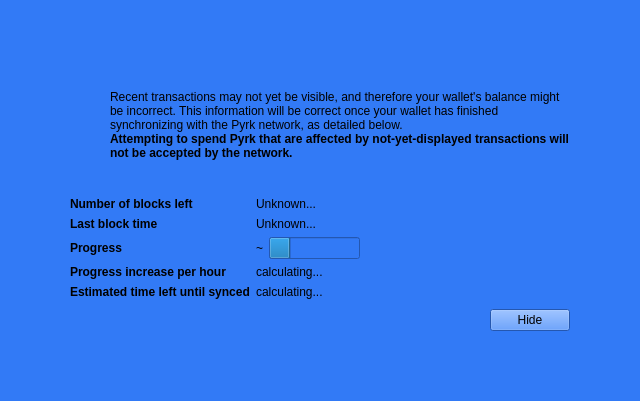
This is src/qt/forms/modaloverlay.ui in pyrkcommunity/pyrk as Qt 5 draws it before an edit. The edited form follows.
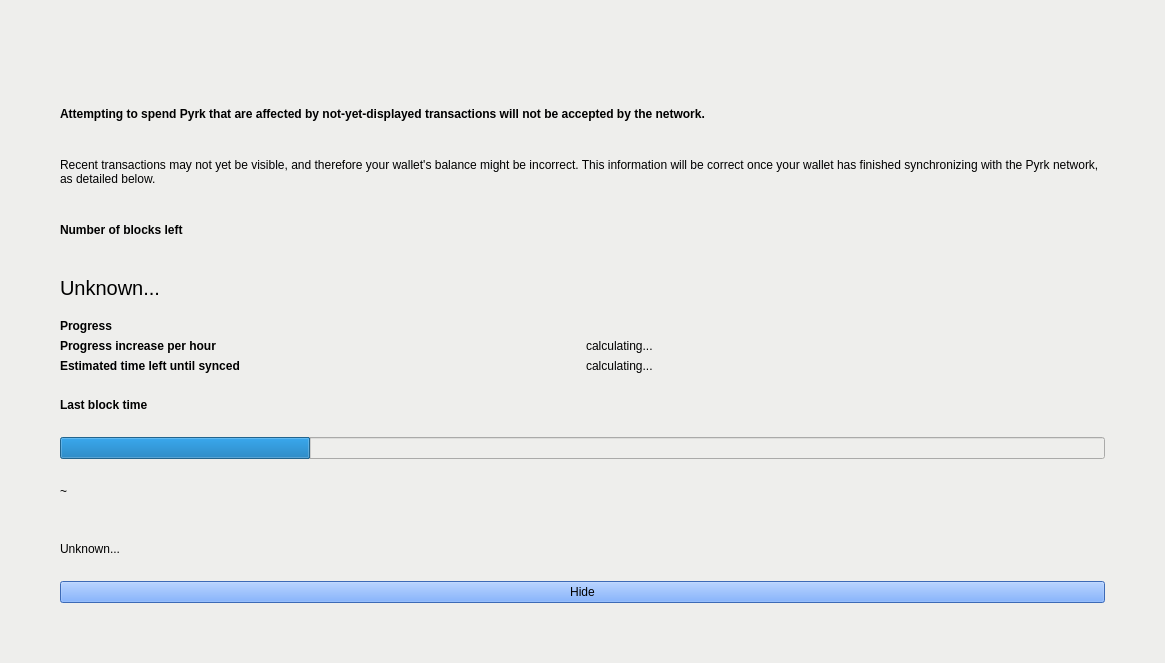
This is the edited form. Icons and pictures are not drawn. Custom widgets are drawn as their Qt base class.

```diff
--- a/src/qt/forms/modaloverlay.ui
+++ b/src/qt/forms/modaloverlay.ui
@@ -6,8 +6,8 @@
    <rect>
     <x>0</x>
     <y>0</y>
-    <width>640</width>
-    <height>401</height>
+    <width>1165</width>
+    <height>663</height>
    </rect>
   </property>
   <property name="windowTitle">
@@ -32,9 +32,9 @@
    <item>
     <widget class="QWidget" name="bgWidget" native="true">
      <property name="styleSheet">
-      <string notr="true">background-color: rgb(50, 122, 246);</string>
+      <string notr="true">background-color: rgb(238, 238, 236);</string>
      </property>
-     <layout class="QVBoxLayout" name="verticalLayoutMain" stretch="0">
+     <layout class="QVBoxLayout" name="verticalLayoutMain" stretch="0,0,0,0,0,0,0,0,0,0,0">
       <property name="leftMargin">
        <number>60</number>
       </property>
@@ -46,37 +46,6 @@
       </property>
       <property name="bottomMargin">
        <number>60</number>
-      </property>
-      <item>
-       <widget class="QWidget" name="contentWidget" native="true">
-        <property name="styleSheet">
-         <string notr="true"/>
-        </property>
-        <layout class="QVBoxLayout" name="verticalLayoutSub" stretch="1,0,0,0,0">
-         <property name="spacing">
-          <number>0</number>
-         </property>
-         <property name="leftMargin">
-          <number>10</number>
-         </property>
-         <property name="topMargin">
-          <number>10</number>
-         </property>
-         <property name="rightMargin">
-          <number>10</number>
-         </property>
-         <property name="bottomMargin">
-          <number>10</number>
-         </property>
-         <item>
-          <layout class="QHBoxLayout" name="horizontalLayoutIconText" stretch="0,1">
-           <property name="topMargin">
-            <number>20</number>
-           </property>
-           <item>
-            <layout class="QVBoxLayout" name="verticalLayoutIcon">
-             <property name="leftMargin">
-              <number>0</number>
              </property>
              <item>
               <widget class="QPushButton" name="warningIcon">
@@ -103,42 +72,6 @@
               </widget>
              </item>
              <item>
-              <spacer name="verticalSpacerWarningIcon">
-               <property name="orientation">
-                <enum>Qt::Vertical</enum>
-               </property>
-               <property name="sizeHint" stdset="0">
-                <size>
-                 <width>20</width>
-                 <height>40</height>
-                </size>
-               </property>
-              </spacer>
-             </item>
-            </layout>
-           </item>
-           <item>
-            <layout class="QVBoxLayout" name="verticalLayoutInfoText">
-             <property name="leftMargin">
-              <number>0</number>
-             </property>
-             <property name="topMargin">
-              <number>0</number>
-             </property>
-             <item>
-              <widget class="QLabel" name="infoText">
-               <property name="text">
-                <string>Recent transactions may not yet be visible, and therefore your wallet's balance might be incorrect. This information will be correct once your wallet has finished synchronizing with the Pyrk network, as detailed below.</string>
-               </property>
-               <property name="textFormat">
-                <enum>Qt::RichText</enum>
-               </property>
-               <property name="wordWrap">
-                <bool>true</bool>
-               </property>
-              </widget>
-             </item>
-             <item>
               <widget class="QLabel" name="infoTextStrong">
                <property name="font">
                 <font>
@@ -158,50 +91,19 @@
               </widget>
              </item>
              <item>
-              <spacer name="verticalSpacerInTextSpace">
-               <property name="orientation">
-                <enum>Qt::Vertical</enum>
-               </property>
-               <property name="sizeHint" stdset="0">
-                <size>
-                 <width>20</width>
-                 <height>40</height>
-                </size>
-               </property>
-              </spacer>
-             </item>
-            </layout>
-           </item>
-          </layout>
-         </item>
-         <item>
-          <spacer name="verticalSpacerAfterText">
-           <property name="orientation">
-            <enum>Qt::Vertical</enum>
-           </property>
-           <property name="sizeHint" stdset="0">
-            <size>
-             <width>20</width>
-             <height>40</height>
-            </size>
-           </property>
-          </spacer>
+       <widget class="QLabel" name="infoText">
+        <property name="text">
+         <string>Recent transactions may not yet be visible, and therefore your wallet's balance might be incorrect. This information will be correct once your wallet has finished synchronizing with the Pyrk network, as detailed below.</string>
+        </property>
+        <property name="textFormat">
+         <enum>Qt::RichText</enum>
+        </property>
+        <property name="wordWrap">
+         <bool>true</bool>
+        </property>
+       </widget>
          </item>
          <item>
-          <layout class="QFormLayout" name="formLayout">
-           <property name="fieldGrowthPolicy">
-            <enum>QFormLayout::FieldsStayAtSizeHint</enum>
-           </property>
-           <property name="horizontalSpacing">
-            <number>6</number>
-           </property>
-           <property name="verticalSpacing">
-            <number>6</number>
-           </property>
-           <property name="topMargin">
-            <number>10</number>
-           </property>
-           <item row="0" column="0">
             <widget class="QLabel" name="labelNumberOfBlocksLeft">
              <property name="font">
               <font>
@@ -214,39 +116,20 @@
              </property>
             </widget>
            </item>
-           <item row="0" column="1">
+      <item>
             <widget class="QLabel" name="numberOfBlocksLeft">
-             <property name="text">
-              <string>Unknown...</string>
-             </property>
-            </widget>
-           </item>
-           <item row="1" column="0">
-            <widget class="QLabel" name="labelLastBlockTime">
              <property name="font">
               <font>
-               <weight>75</weight>
-               <bold>true</bold>
+          <pointsize>15</pointsize>
               </font>
              </property>
              <property name="text">
-              <string>Last block time</string>
-             </property>
-            </widget>
-           </item>
-           <item row="1" column="1">
-            <widget class="QLabel" name="newestBlockDate">
-             <property name="sizePolicy">
-              <sizepolicy hsizetype="Maximum" vsizetype="Preferred">
-               <horstretch>0</horstretch>
-               <verstretch>0</verstretch>
-              </sizepolicy>
-             </property>
-             <property name="text">
               <string>Unknown...</string>
              </property>
             </widget>
            </item>
+      <item>
+       <layout class="QGridLayout" name="gridLayout">
            <item row="2" column="0">
             <widget class="QLabel" name="labelSyncDone">
              <property name="font">
@@ -260,28 +143,7 @@
              </property>
             </widget>
            </item>
-           <item row="2" column="1">
-            <layout class="QHBoxLayout" name="horizontalLayoutSync" stretch="0,1">
-             <item>
-              <widget class="QLabel" name="percentageProgress">
-               <property name="text">
-                <string notr="true">~</string>
-               </property>
-              </widget>
-             </item>
-             <item>
-              <widget class="QProgressBar" name="progressBar">
-               <property name="value">
-                <number>24</number>
-               </property>
-               <property name="format">
-                <string/>
-               </property>
-              </widget>
-             </item>
-            </layout>
-           </item>
-           <item row="4" column="0">
+        <item row="3" column="0">
             <widget class="QLabel" name="labelProgressIncrease">
              <property name="font">
               <font>
@@ -294,14 +156,14 @@
              </property>
             </widget>
            </item>
-           <item row="4" column="1">
+        <item row="3" column="1">
             <widget class="QLabel" name="progressIncreasePerH">
              <property name="text">
               <string>calculating...</string>
              </property>
             </widget>
            </item>
-           <item row="5" column="0">
+        <item row="4" column="0">
             <widget class="QLabel" name="labelEstimatedTimeLeft">
              <property name="font">
               <font>
@@ -314,7 +176,7 @@
              </property>
             </widget>
            </item>
-           <item row="5" column="1">
+        <item row="4" column="1">
             <widget class="QLabel" name="expectedTimeLeft">
              <property name="text">
               <string>calculating...</string>
@@ -324,56 +186,59 @@
           </layout>
          </item>
          <item>
-          <layout class="QHBoxLayout" name="horizontalLayoutButtons">
-           <property name="leftMargin">
-            <number>10</number>
-           </property>
-           <property name="topMargin">
-            <number>10</number>
-           </property>
+       <widget class="QLabel" name="labelLastBlockTime">
+        <property name="font">
+         <font>
+          <weight>75</weight>
+          <bold>true</bold>
+         </font>
+        </property>
+        <property name="text">
+         <string>Last block time</string>
+        </property>
+       </widget>
+      </item>
            <item>
-            <spacer name="horizontalSpacer">
-             <property name="orientation">
-              <enum>Qt::Horizontal</enum>
-             </property>
-             <property name="sizeHint" stdset="0">
-              <size>
-               <width>40</width>
-               <height>20</height>
-              </size>
-             </property>
-            </spacer>
+       <widget class="QProgressBar" name="progressBar">
+        <property name="value">
+         <number>24</number>
+        </property>
+        <property name="format">
+         <string/>
+        </property>
+       </widget>
+      </item>
+      <item>
+       <widget class="QLabel" name="percentageProgress">
+        <property name="text">
+         <string notr="true">~</string>
+        </property>
+       </widget>
+      </item>
+      <item>
+       <widget class="QLabel" name="newestBlockDate">
+        <property name="sizePolicy">
+         <sizepolicy hsizetype="Maximum" vsizetype="Preferred">
+          <horstretch>0</horstretch>
+          <verstretch>0</verstretch>
+         </sizepolicy>
+        </property>
+        <property name="text">
+         <string>Unknown...</string>
+        </property>
+       </widget>
            </item>
            <item>
             <widget class="QPushButton" name="closeButton">
+        <property name="styleSheet">
+         <string notr="true">background-color: rgb(86, 148, 255);</string>
+        </property>
              <property name="text">
               <string>Hide</string>
              </property>
             </widget>
            </item>
           </layout>
-         </item>
-         <item>
-          <layout class="QVBoxLayout" name="verticalLayout_2">
-           <item>
-            <spacer name="verticalSpacer">
-             <property name="orientation">
-              <enum>Qt::Vertical</enum>
-             </property>
-             <property name="sizeHint" stdset="0">
-              <size>
-               <width>20</width>
-               <height>40</height>
-              </size>
-             </property>
-            </spacer>
-           </item>
-          </layout>
-         </item>
-        </layout>
-       </widget>
-      </item>
-     </layout>
     </widget>
    </item>
   </layout>
```
Left out of the diff: 6 changed lines with no effect on the pictures. Lines whose indentation alone changed are shown as unchanged.
